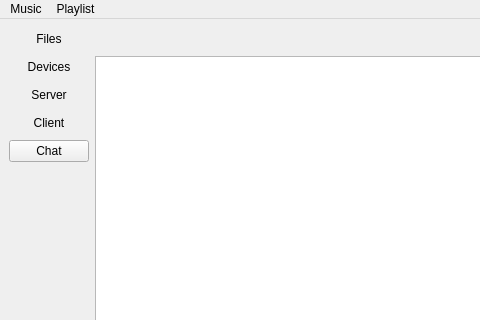
The window that MusicPLayer/main/musicplayer/musicplayerpage.ui (roga134/MusicPLayerQt) describes before a commit, drawn with Qt 5; both pictures show x 0 to 480 and y 0 to 320 of the 1002 by 600 pixel window.
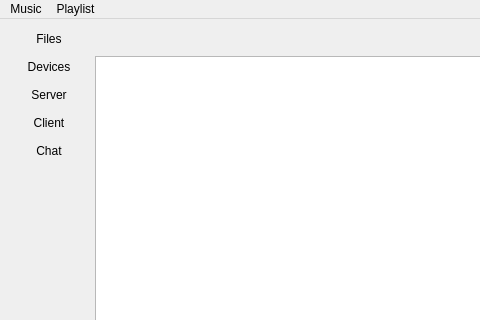
The same window after the commit.

What changed in the file:
```diff
--- a/MusicPLayer/main/musicplayer/musicplayerpage.ui
+++ b/MusicPLayer/main/musicplayer/musicplayerpage.ui
@@ -69,6 +69,9 @@
         <property name="text">
          <string>Chat</string>
         </property>
+        <property name="flat">
+         <bool>true</bool>
+        </property>
        </widget>
       </item>
       <item>
```
Left out of the diff: 6 changed lines with no effect on the pictures.
